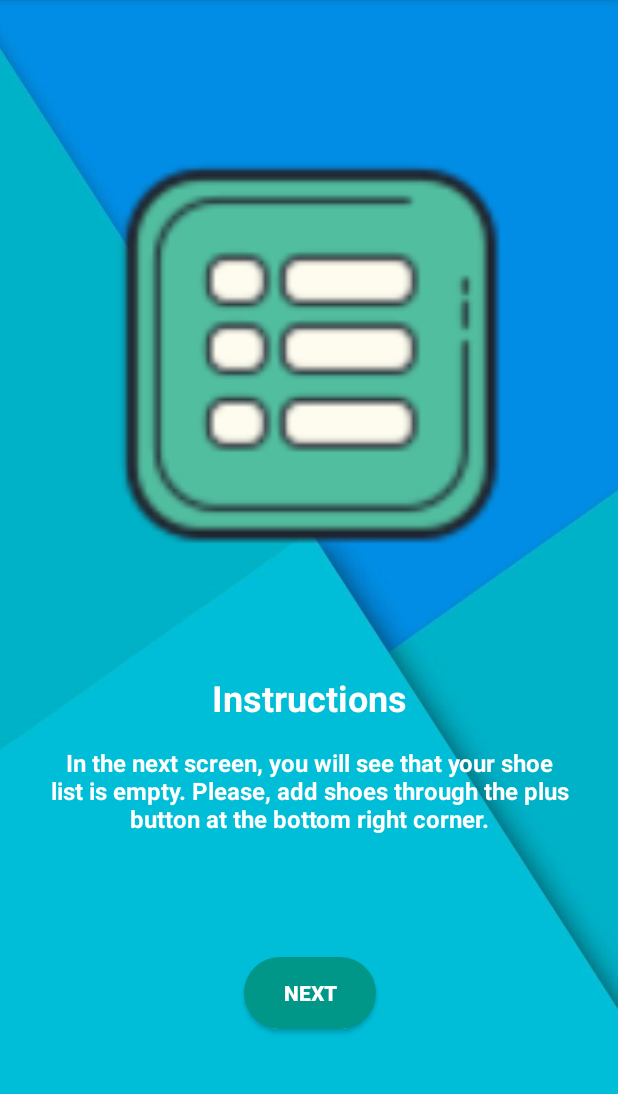
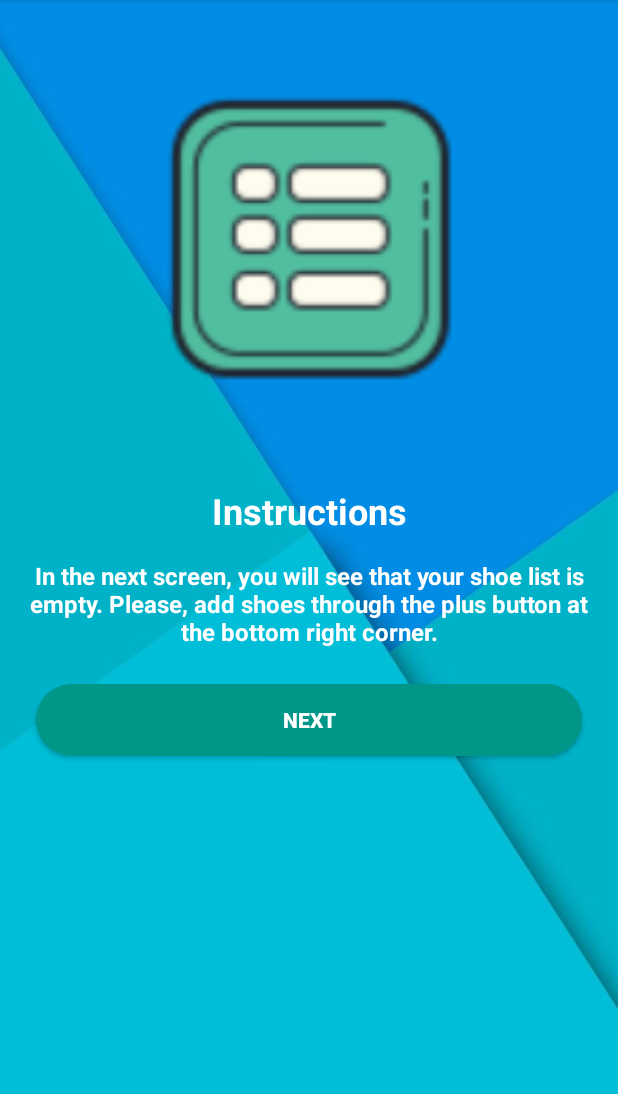
Before and after one commit to thiago01011/course1-starter-shoestore, an Android app: the InstructionsFragment screen opened through its navigation route, on a phone screen of 412 x 824 dp, the part 84-1178 px from its top. Run offline under Robolectric (Android 15) with nearby library versions, the phone set to English and light mode, and no system bars; our stand-ins replace Timber, data binding, navigation-ui; Roboto replaces fonts that are not available here.

Commit message:
Adding comments to all layouts, explaining why using ConstraintLayout/LinearLayout, if it was a matter of performance/complexity or just preference.

```diff
--- a/app/src/main/res/layout/activity_main.xml
+++ b/app/src/main/res/layout/activity_main.xml
@@ -3,6 +3,9 @@
     xmlns:app="http://schemas.android.com/apk/res-auto"
     xmlns:tools="http://schemas.android.com/tools">
 
+    <!-- LinearLayout used to lay only 2 itens: AppBarLayout and navHostFragment.
+    As this layout is so simple, LinearLayout was chosen. It felt like using
+    ConstraintLayout would be a canon to kill a mosquito.-->
     <LinearLayout
         android:layout_width="match_parent"
         android:layout_height="match_parent"
@@ -23,18 +26,14 @@
 
         </com.google.android.material.appbar.AppBarLayout>
 
-        <LinearLayout
+        <fragment
+            android:id="@+id/navHostFragment"
+            android:name="androidx.navigation.fragment.NavHostFragment"
             android:layout_width="match_parent"
-            android:layout_height="match_parent">
+            android:layout_height="match_parent"
+            app:defaultNavHost="true"
+            app:navGraph="@navigation/nav" />
 
-            <fragment
-                android:id="@+id/navHostFragment"
-                android:name="androidx.navigation.fragment.NavHostFragment"
-                android:layout_width="match_parent"
-                android:layout_height="match_parent"
-                app:defaultNavHost="true"
-                app:navGraph="@navigation/nav" />
-        </LinearLayout>
     </LinearLayout>
 
 </layout>
--- a/app/src/main/res/layout/fragment_instructions.xml
+++ b/app/src/main/res/layout/fragment_instructions.xml
@@ -1,63 +1,55 @@
 <?xml version="1.0" encoding="utf-8"?>
 <layout xmlns:android="http://schemas.android.com/apk/res/android"
-    xmlns:app="http://schemas.android.com/apk/res-auto"
     xmlns:tools="http://schemas.android.com/tools">
 
-    <androidx.constraintlayout.widget.ConstraintLayout
+    <!-- LinearLayout used to lay only 4 itens in a straight vertical column.
+    So, there's no need of using ConstraintLayout in a simple layout like this.-->
+    <LinearLayout
         android:layout_width="match_parent"
         android:layout_height="match_parent"
         android:background="@drawable/login_bg"
+        android:orientation="vertical"
         tools:context=".screens.instructions.InstructionsFragment">
 
         <ImageView
             android:id="@+id/list_image"
-            android:layout_width="0dp"
-            android:layout_height="0dp"
+            android:layout_width="match_parent"
+            android:layout_height="300dp"
             android:layout_margin="@dimen/content_margin_small"
+            android:layout_weight="0"
             android:padding="@dimen/padding_medium"
-            android:src="@drawable/list_icon"
-            app:layout_constraintBottom_toBottomOf="parent"
-            app:layout_constraintDimensionRatio="h,1:1"
-            app:layout_constraintEnd_toEndOf="parent"
-            app:layout_constraintStart_toStartOf="parent"
-            app:layout_constraintTop_toTopOf="parent"
-            app:layout_constraintVertical_bias="0.08" />
+            android:src="@drawable/list_icon" />
 
         <TextView
             android:id="@+id/instructions_text"
             style="@style/label_style"
-            android:layout_width="wrap_content"
+            android:layout_width="match_parent"
             android:layout_height="wrap_content"
-            android:layout_margin="@dimen/content_margin_small"
+            android:layout_marginHorizontal="@dimen/content_margin_small"
             android:padding="@dimen/padding_medium"
             android:text="@string/instructions_label_text"
-            android:textSize="@dimen/header_size_medium"
-            app:layout_constraintEnd_toEndOf="parent"
-            app:layout_constraintStart_toStartOf="parent"
-            app:layout_constraintTop_toBottomOf="@id/list_image" />
+            android:textAlignment="center"
+            android:textSize="@dimen/header_size_medium" />
 
         <TextView
             android:id="@+id/instructions_content_text"
             style="@style/text_style"
             android:layout_width="match_parent"
             android:layout_height="wrap_content"
-            android:layout_marginHorizontal="@dimen/horizontal_margin"
+            android:layout_marginHorizontal="@dimen/content_margin_small"
+            android:layout_marginBottom="@dimen/content_margin_small"
             android:text="@string/instructions_text"
             android:textAlignment="center"
-            android:textStyle="bold"
-            app:layout_constraintEnd_toEndOf="@+id/instructions_text"
-            app:layout_constraintStart_toStartOf="@+id/instructions_text"
-            app:layout_constraintTop_toBottomOf="@id/instructions_text" />
+            android:textStyle="bold" />
 
         <Button
             android:id="@+id/instructions_next_button"
             style="@style/button_style"
-            android:layout_width="wrap_content"
+            android:layout_width="match_parent"
             android:layout_height="wrap_content"
-            android:text="@string/instructions_next_button"
-            app:layout_constraintBottom_toBottomOf="parent"
-            app:layout_constraintEnd_toEndOf="@id/instructions_content_text"
-            app:layout_constraintStart_toStartOf="@id/instructions_content_text"
-            app:layout_constraintTop_toBottomOf="@+id/instructions_content_text" />
-    </androidx.constraintlayout.widget.ConstraintLayout>
+            android:layout_marginHorizontal="@dimen/content_margin_high"
+            android:layout_marginTop="@dimen/content_margin_medium"
+            android:layout_marginBottom="@dimen/content_margin_small"
+            android:text="@string/instructions_next_button" />
+    </LinearLayout>
 </layout>
--- a/app/src/main/res/layout/fragment_login.xml
+++ b/app/src/main/res/layout/fragment_login.xml
@@ -11,6 +11,11 @@
             type="com.udacity.shoestore.screens.login.LoginViewModel" />
     </data>
 
+    <!-- ConstraintLayout used to lay the views of this screen.
+    If instead was used LinearLayout, it probably would require two of it,
+    so two viewgroups instead of one. That's why ConstraintLayout was chosen.
+    However, in this case, both layouts probably would have same complexity
+    and performance.-->
     <androidx.constraintlayout.widget.ConstraintLayout
         android:layout_width="match_parent"
         android:layout_height="match_parent"
--- a/app/src/main/res/layout/fragment_shoe_detail.xml
+++ b/app/src/main/res/layout/fragment_shoe_detail.xml
@@ -12,6 +12,12 @@
             type="com.udacity.shoestore.screens.shoedetail.ShoeDetailViewModel" />
     </data>
 
+    <!-- ConstraintLayout is used here because the layout is
+    for two columns and a line at the bottom. If used LinearLayout
+    instead it would require more than 3 viewgroups and it would
+    still be complex to keep the views organized on configuration
+    changes such as rotation. So, as matter of making things simple,
+    ConstraintLayout is the choice here.-->
     <androidx.constraintlayout.widget.ConstraintLayout
         android:layout_width="match_parent"
         android:layout_height="match_parent"
--- a/app/src/main/res/layout/fragment_shoe_list.xml
+++ b/app/src/main/res/layout/fragment_shoe_list.xml
@@ -11,6 +11,9 @@
             android:layout_height="match_parent"
             android:background="#6F03A9F4">
 
+            <!-- LinearLayout used to lay a column of items. It's easier
+            this way than using ConstraintLayout which would require
+            setting up constraints to the items-->
             <LinearLayout
                 android:id="@+id/list_linearlayout"
                 android:layout_width="match_parent"
--- a/app/src/main/res/layout/list_item_2.xml
+++ b/app/src/main/res/layout/list_item_2.xml
@@ -21,6 +21,9 @@
         android:theme="@style/Theme.MaterialComponents.Light"
         app:cardCornerRadius="16dp">
 
+        <!-- ConstraintLayout is used here, but LinearLayout could
+         be used although it's believe the performance would be slightly
+         better using ConstraintLayout.-->
         <androidx.constraintlayout.widget.ConstraintLayout
             android:layout_width="match_parent"
             android:layout_height="match_parent"
```
Also changed, not shown: app/src/main/res/layout/fragment_welcome.xml (+20 -30 lines).
